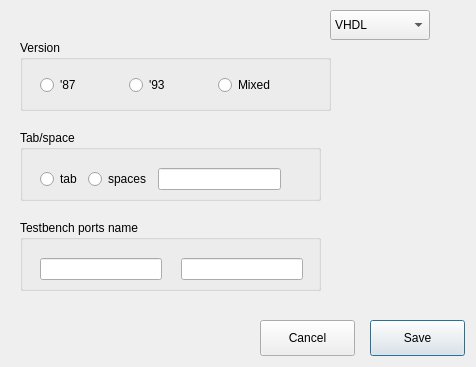
This is src/UI/UIs/Testbench_generator_config_UI.ui in DRubioG/HDLHelper as Qt 5 draws it before an edit. The edited form follows.
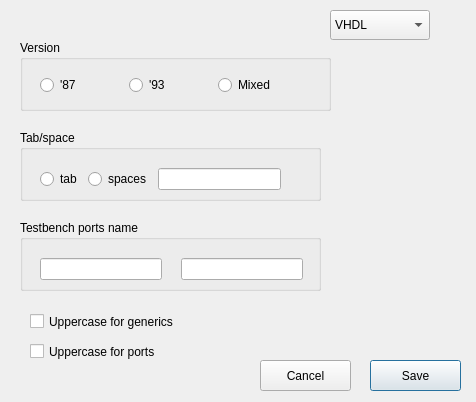
This is the edited form.

Patch:
```diff
--- a/src/UI/UIs/Testbench_generator_config_UI.ui
+++ b/src/UI/UIs/Testbench_generator_config_UI.ui
@@ -7,7 +7,7 @@
     <x>0</x>
     <y>0</y>
     <width>476</width>
-    <height>367</height>
+    <height>402</height>
    </rect>
   </property>
   <property name="sizePolicy">
@@ -169,9 +169,9 @@
    <property name="geometry">
     <rect>
      <x>370</x>
-     <y>320</y>
-     <width>95</width>
-     <height>36</height>
+     <y>360</y>
+     <width>91</width>
+     <height>31</height>
     </rect>
    </property>
    <property name="text">
@@ -182,15 +182,41 @@
    <property name="geometry">
     <rect>
      <x>260</x>
-     <y>320</y>
-     <width>95</width>
-     <height>36</height>
+     <y>360</y>
+     <width>91</width>
+     <height>31</height>
     </rect>
    </property>
    <property name="text">
     <string>Cancel</string>
    </property>
   </widget>
+  <widget class="QCheckBox" name="checkBox_uppercase_generics">
+   <property name="geometry">
+    <rect>
+     <x>30</x>
+     <y>310</y>
+     <width>181</width>
+     <height>23</height>
+    </rect>
+   </property>
+   <property name="text">
+    <string>Uppercase for generics</string>
+   </property>
+  </widget>
+  <widget class="QCheckBox" name="checkBox_uppercase_ports">
+   <property name="geometry">
+    <rect>
+     <x>30</x>
+     <y>340</y>
+     <width>161</width>
+     <height>23</height>
+    </rect>
+   </property>
+   <property name="text">
+    <string>Uppercase for ports</string>
+   </property>
+  </widget>
  </widget>
  <resources/>
  <connections/>
```
